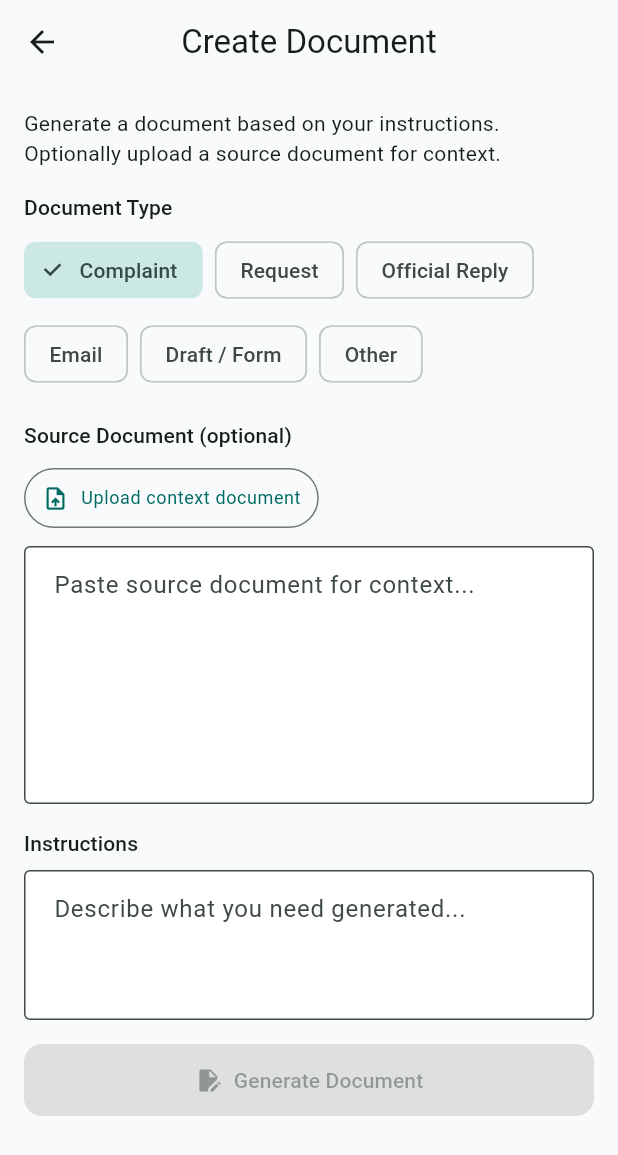
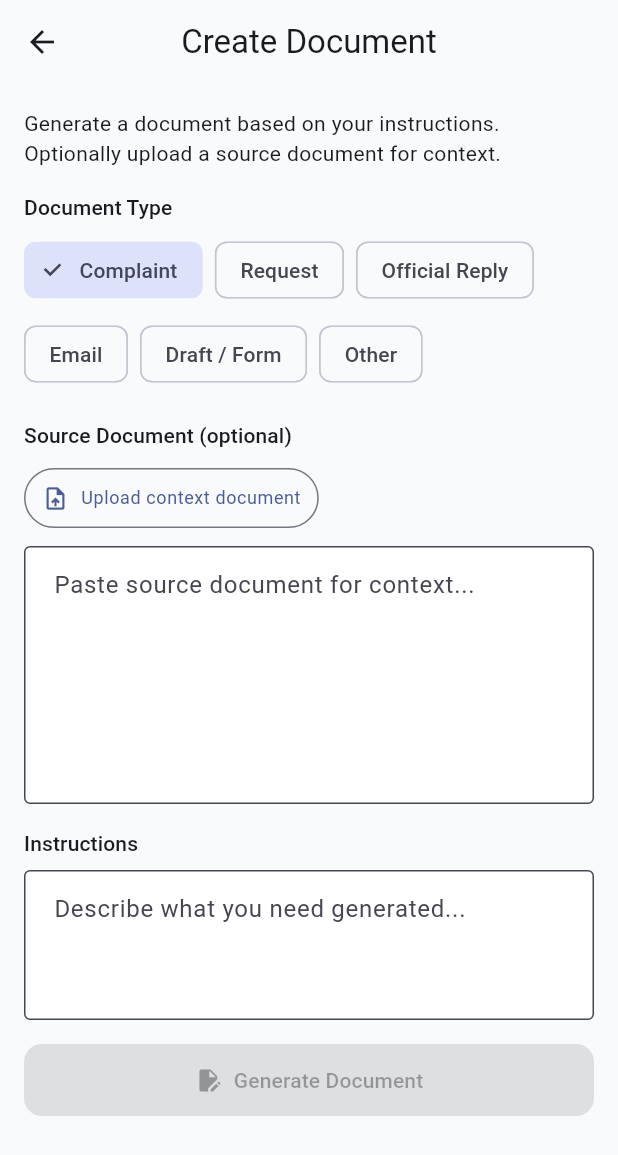
Before and after one commit to ionutc19/document-helper, a Flutter app: the CreateScreen screen opened directly, on a phone screen of 412 x 824 dp. Shown: the top 1155 px of the screen. Run offline on Flutter 3.47's test engine with Material 3 defaults, Android fonts, the phone set to English and light mode, and no system bars; our stand-ins replace file_picker, google_mobile_ads, in_app_purchase, shared_preferences; accounts and stored records are empty; network calls fail.

Commit message:
Match Job Coach color scheme: blue (#2563EB) + violet (#7C3AED)
Co-Authored-By: Claude Opus 4.6 <noreply@anthropic.com>
Claude-Session: https://claude.ai/code/session_01TChTW7BcxX9Gxn752iHnhT

```diff
--- a/mobile/lib/config/theme.dart
+++ b/mobile/lib/config/theme.dart
@@ -1,8 +1,8 @@
 import 'package:flutter/material.dart';
 
 class AppTheme {
-  static const Color primaryColor = Color(0xFF0F766E);
-  static const Color secondaryColor = Color(0xFF1E40AF);
+  static const Color primaryColor = Color(0xFF2563EB);
+  static const Color secondaryColor = Color(0xFF7C3AED);
   static const Color surfaceColor = Color(0xFFF8FAFC);
   static const Color errorColor = Color(0xFFDC2626);
   static const Color successColor = Color(0xFF16A34A);
```
